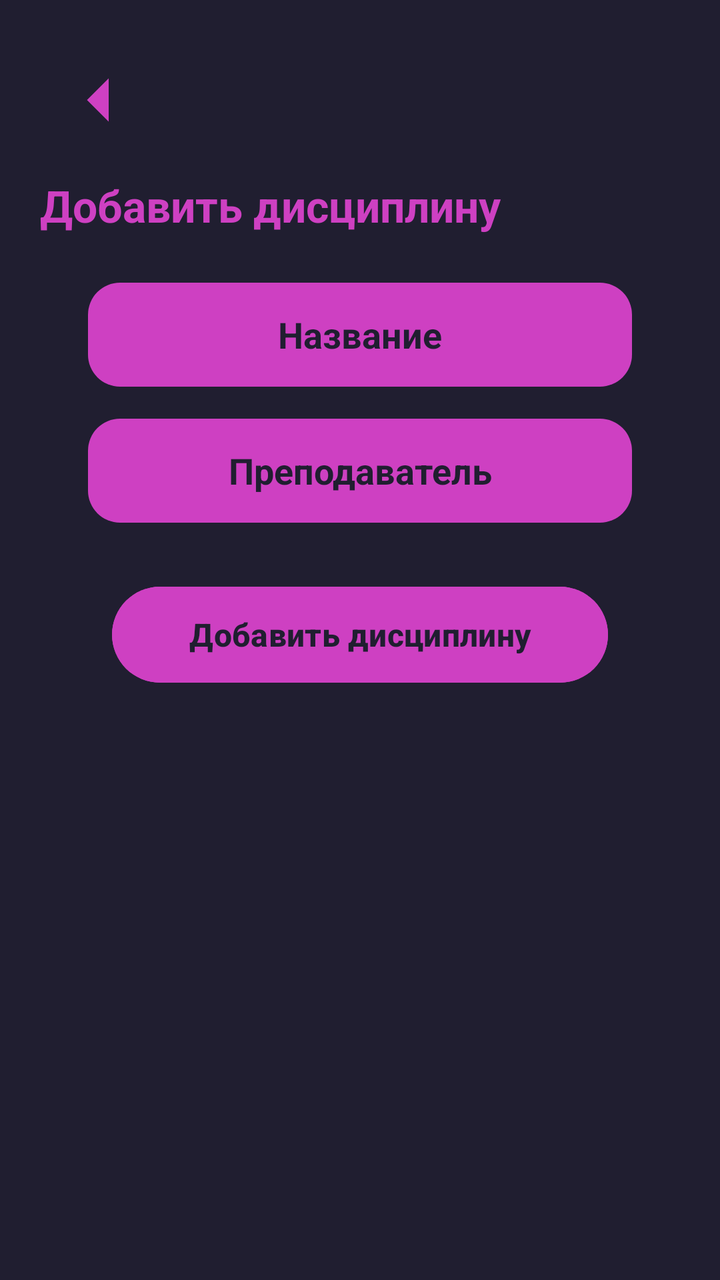
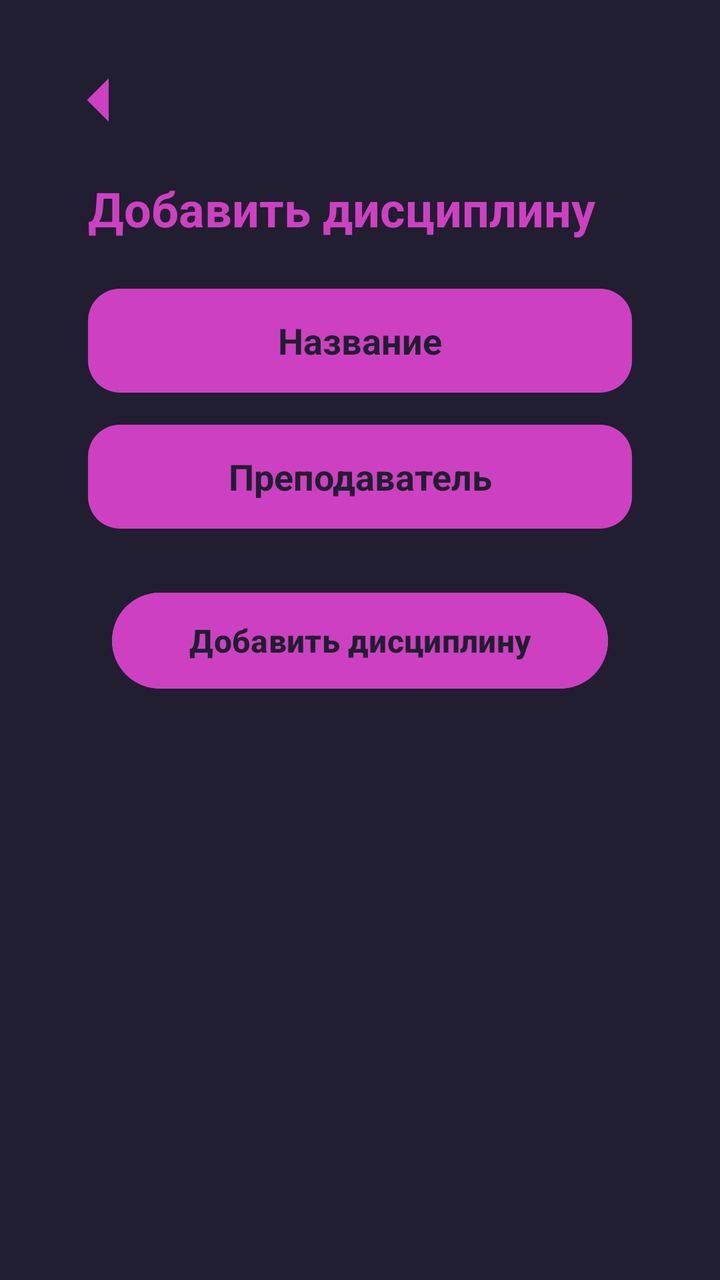

An Android layout rendered at two revisions. The XML below is the earlier revision; the diff shows what the commit changed to produce the second picture.
<!-- AndroidManifest.xml: application theme Theme.PersonalAccount -->
<!-- res/layout/activity_add_course.xml -->
<?xml version="1.0" encoding="utf-8"?>
<LinearLayout xmlns:android="http://schemas.android.com/apk/res/android"
    xmlns:app="http://android.com"
    android:id="@+id/main"
    android:layout_width="match_parent"
    android:layout_height="match_parent"
    android:background="@color/dark_bg"
    android:orientation="vertical"
    android:padding="20dp">

    
    <ImageButton
        android:id="@+id/btnBack"
        android:layout_width="60dp"
        android:layout_height="60dp"
        android:scaleType="fitCenter"
        android:padding="4dp"
        android:background="?attr/selectableItemBackgroundBorderless"
        android:contentDescription="Назад"
        android:src="@drawable/arrow_left" />




    
    <TextView
        android:layout_width="wrap_content"
        android:layout_height="wrap_content"
        android:layout_marginTop="8dp"
        android:layout_marginBottom="24dp"
        android:text="Добавить дисциплину"
        android:textColor="@color/pink_accent"
        android:textSize="22sp"
        android:textStyle="bold" />

    
    <EditText
        android:id="@+id/etCourseName"
        android:layout_width="match_parent"
        android:layout_height="52dp"
        android:layout_marginStart="24dp"
        android:layout_marginEnd="24dp"
        android:layout_marginBottom="16dp"
        android:background="@drawable/bg_pink_rounded"
        android:gravity="center"
        android:hint="Название"
        android:inputType="textCapSentences"
        android:textColor="@color/dark_bg"
        android:textColorHint="@color/dark_bg"
        android:textStyle="bold" />

    
    <EditText
        android:id="@+id/etTeacherName"
        android:layout_width="match_parent"
        android:layout_height="52dp"
        android:layout_marginStart="24dp"
        android:layout_marginEnd="24dp"
        android:layout_marginBottom="28dp"
        android:background="@drawable/bg_pink_rounded"
        android:gravity="center"
        android:hint="Преподаватель"
        android:inputType="textPersonName|textCapWords"
        android:textColor="@color/dark_bg"
        android:textColorHint="@color/dark_bg"
        android:textStyle="bold" />

    
    <Button
        android:id="@+id/btnSaveCourse"
        android:layout_width="match_parent"
        android:layout_height="56dp"
        android:layout_marginStart="36dp"
        android:layout_marginEnd="36dp"
        android:layout_marginBottom="28dp"
        android:backgroundTint="@color/pink_accent"
        android:text="Добавить дисциплину"
        android:textAllCaps="false"
        android:textColor="@color/dark_bg"
        android:textSize="16sp"
        android:textStyle="bold" />

    
    <ScrollView
        android:layout_width="match_parent"
        android:layout_height="0dp"
        android:layout_weight="1">

        <LinearLayout
            android:id="@+id/llCoursesList"
            android:layout_width="match_parent"
            android:layout_height="wrap_content"
            android:orientation="vertical" />
    </ScrollView>

</LinearLayout>
<!-- resources referenced by this layout -->
<resources>
  <color name="dark_bg">#201E30</color>
  <color name="pink_accent">#CE40C2</color>
  <!-- drawable arrow_left (drawable) -->
  <vector xmlns:android="http://schemas.android.com/apk/res/android" android:autoMirrored="true" android:height="24dp" android:tint="@color/pink_accent" android:viewportHeight="24" android:viewportWidth="24" android:width="24dp">
        
      <path android:fillColor="@color/pink_accent" android:pathData="M14,7l-5,5 5,5V7z"/>
      
  </vector>
  <!-- drawable bg_pink_rounded (drawable) -->
  <?xml version="1.0" encoding="utf-8"?>
  <shape xmlns:android="http://schemas.android.com/apk/res/android">
      <solid android:color="@color/pink_accent" />
      <corners android:radius="16dp" />
  </shape>
  <style name="Theme.PersonalAccount" parent="Base.Theme.PersonalAccount" />
  <style name="Base.Theme.PersonalAccount" parent="Theme.Material3.DayNight.NoActionBar">
          
          
      </style>
</resources>

<!-- the commit's change to res/layout/activity_add_course.xml (unified diff, before → after) -->
@@ -26,11 +26,12 @@
     <TextView
         android:layout_width="wrap_content"
         android:layout_height="wrap_content"
+        android:layout_marginStart="24dp"
         android:layout_marginTop="8dp"
         android:layout_marginBottom="24dp"
         android:text="Добавить дисциплину"
         android:textColor="@color/pink_accent"
-        android:textSize="22sp"
+        android:textSize="24sp"
         android:textStyle="bold" />
 
     
@@ -78,12 +79,13 @@
         android:textAllCaps="false"
         android:textColor="@color/dark_bg"
         android:textSize="16sp"
-        android:textStyle="bold" />
+        android:textStyle="bold"/>
 
     
     <ScrollView
-        android:layout_width="match_parent"
-        android:layout_height="0dp"
+        style="@style/RatingsButtonStyle"
+        android:layout_width="400dp"
+        android:layout_height="500dp"
         android:layout_weight="1">
 
         <LinearLayout
<!-- resource entries referenced after the edit -->
@@ -14,6 +14,20 @@
       <solid android:color="@color/pink_accent" />
       <corners android:radius="16dp" />
   </shape>
+  <style name="RatingsButtonStyle" parent="Widget.MaterialComponents.Button">
+          <item name="android:layout_width">267dp</item>
+          <item name="android:layout_height">50dp</item>
+          <item name="android:layout_gravity">center_horizontal</item>
+          <item name="android:layout_marginStart">16dp</item>
+          <item name="android:layout_marginEnd">16dp</item>
+          <item name="android:layout_marginBottom">16dp</item>
+          <item name="android:textSize">16sp</item>
+          <item name="android:textStyle">bold</item>
+          <item name="android:textAllCaps">false</item>
+          <item name="android:backgroundTint">@color/pink_accent</item>
+          <item name="android:textColor">@color/dark_bg</item>
+          <item name="cornerRadius">11dp</item>
+      </style>
   <style name="Theme.PersonalAccount" parent="Base.Theme.PersonalAccount" />
   <style name="Base.Theme.PersonalAccount" parent="Theme.Material3.DayNight.NoActionBar">
           
